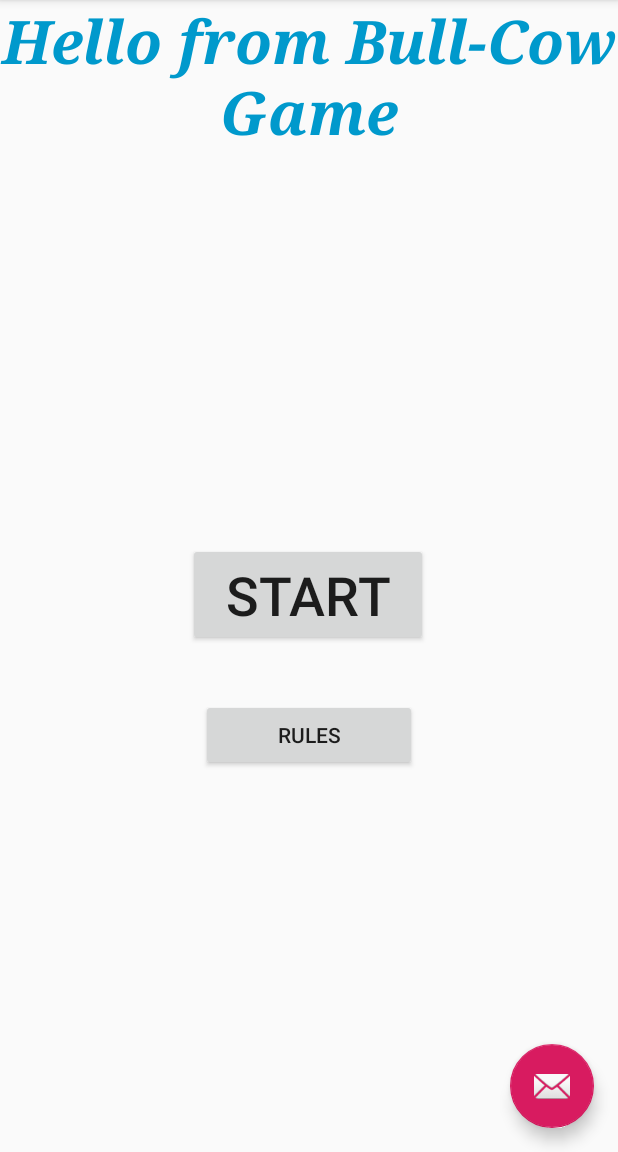
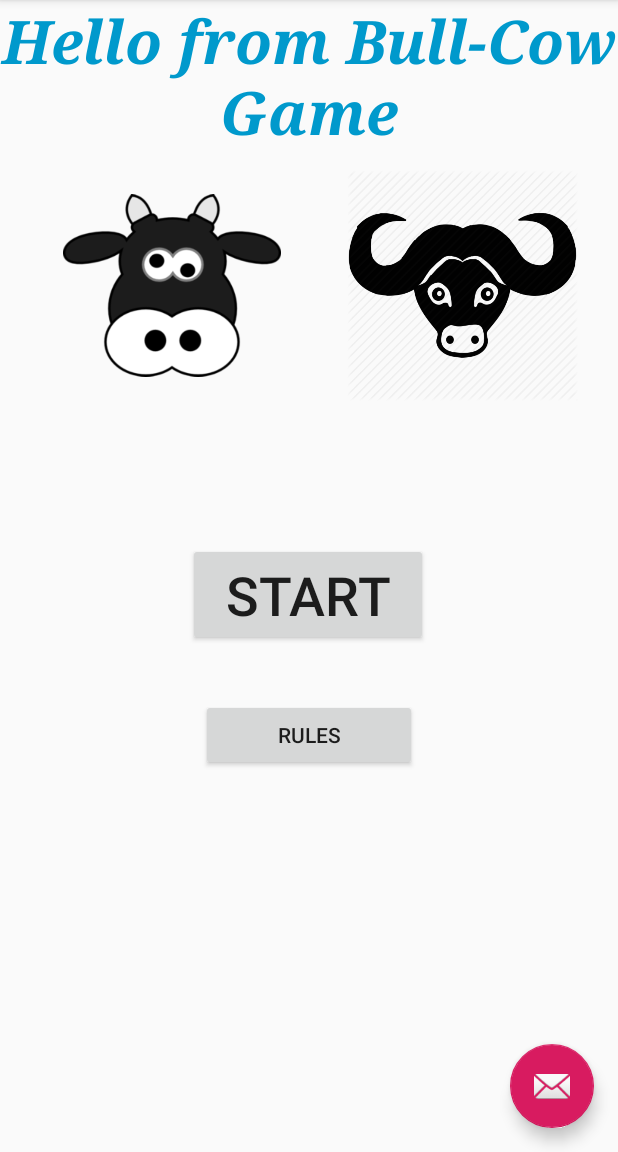
Before and after one commit to emso95/CS541_assign1, an Android app: the screen it shows after launch (MainActivity), on a phone screen of 412 x 824 dp, the part 84-1236 px from its top. Run offline under Robolectric (Android 15) with nearby library versions, the phone set to English and light mode, and no system bars.

Commit message:
final update

```diff
--- a/app/src/main/res/layout/content_main.xml
+++ b/app/src/main/res/layout/content_main.xml
@@ -28,8 +28,8 @@
         android:layout_width="160dp"
         android:layout_height="0dp"
         android:layout_marginTop="362dp"
+        android:onClick="startClick"
         android:text="START"
-        android:onClick="startClick"
         android:textSize="36sp"
         app:layout_constraintEnd_toEndOf="parent"
         app:layout_constraintHorizontal_bias="0.498"
@@ -47,5 +47,27 @@
         app:layout_constraintStart_toStartOf="parent"
         app:layout_constraintTop_toTopOf="parent" />
 
+    <ImageView
+        android:id="@+id/imageView"
+        android:layout_width="145dp"
+        android:layout_height="154dp"
+        android:layout_marginStart="42dp"
+        android:layout_marginLeft="42dp"
+        android:layout_marginTop="113dp"
+        app:layout_constraintStart_toStartOf="parent"
+        app:layout_constraintTop_toTopOf="parent"
+        app:srcCompat="@drawable/cow" />
+
+    <ImageView
+        android:id="@+id/imageView2"
+        android:layout_width="155dp"
+        android:layout_height="154dp"
+        android:layout_marginTop="113dp"
+        android:layout_marginEnd="26dp"
+        android:layout_marginRight="26dp"
+        app:layout_constraintEnd_toEndOf="parent"
+        app:layout_constraintTop_toTopOf="parent"
+        app:srcCompat="@drawable/bullll" />
+
 
 </android.support.constraint.ConstraintLayout>
```
Also changed, not shown: app/src/main/java/com/example/assign1/MainActivity.java (+40 -6 lines), app/src/main/res/layout/game_page.xml (+20 -2 lines), app/src/main/res/drawable/bullll.png (added), app/src/main/res/drawable/cow.png (added).
